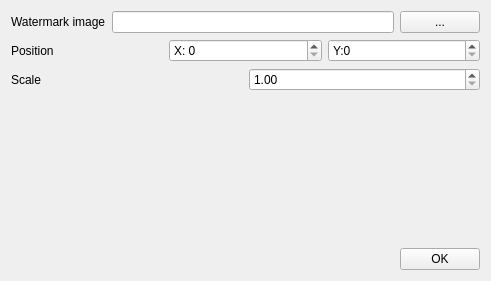
First picture: the form in src/settingsdialog.ui, repository univrsal/downstream-watermark, before the edit.
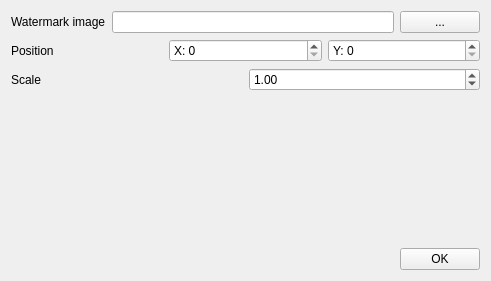
Second picture: the form after the edit.

```diff
--- a/src/settingsdialog.ui
+++ b/src/settingsdialog.ui
@@ -57,7 +57,7 @@
      <item>
       <widget class="QSpinBox" name="sb_y">
        <property name="prefix">
-        <string>Y:</string>
+        <string>Y: </string>
        </property>
        <property name="maximum">
         <number>9999</number>
@@ -78,7 +78,7 @@
      <item>
       <widget class="QDoubleSpinBox" name="sb_scale">
        <property name="minimum">
-        <double>1.000000000000000</double>
+        <double>0.100000000000000</double>
        </property>
        <property name="maximum">
         <double>10.000000000000000</double>
```
